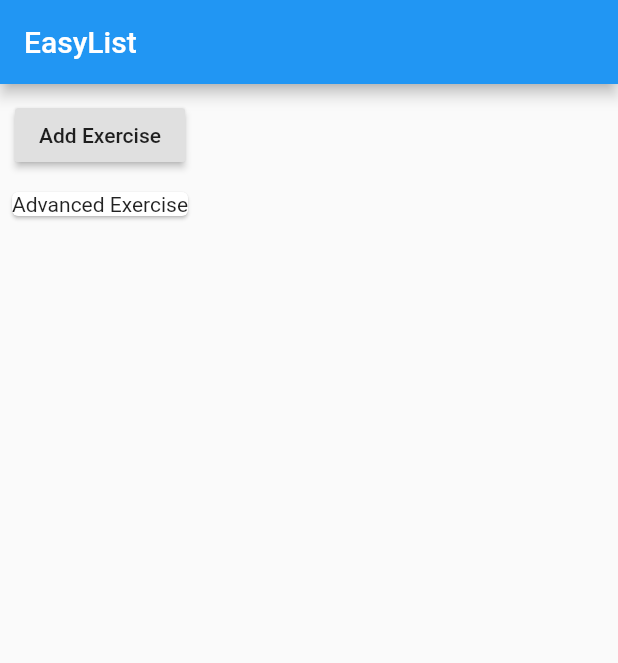
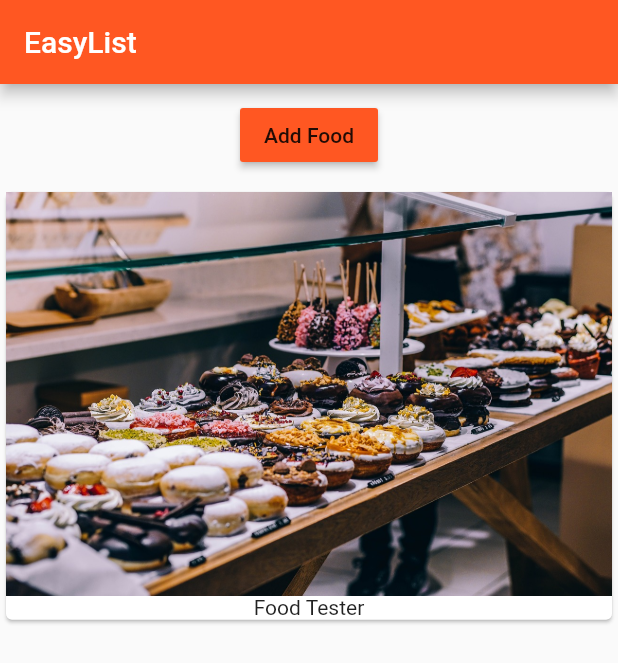
Before and after one commit to rasyidrw/flutter-first-app, a Flutter app: the screen it shows after launch, on a phone screen of 412 x 824 dp. Shown: the top 663 px of the screen. Run offline on Flutter 3.47's test engine with Material 2 defaults, Android fonts, the phone set to English and light mode, and no system bars.

Commit message:
Log changes v.1.0.0.1

```diff
--- a/lib/exercise_manager.dart
+++ /dev/null
@@ -1,49 +0,0 @@
-import 'package:flutter/material.dart';
-
-import './exercises.dart';
-
-class ExerciseManager extends StatefulWidget {
-  final String startingExercise;
-
-  ExerciseManager(this.startingExercise) {
-    print('[ExercisesManager Widget] Constructor');
-  }
-
-  @override
-  State<StatefulWidget> createState() {
-    print('[ExercisesManager Widget] createState()');
-    return _ExerciseManagerState();
-  }
-}
-
-class _ExerciseManagerState extends State<ExerciseManager> {
-  List<String> _exercises = [];
-
-  @override
-  void initState() {
-    print('[ExercisesManager State] initState()');
-    _exercises.add(widget.startingExercise);
-    super.initState();
-  }
-
-  @override
-  Widget build(BuildContext context) {
-    print('[ExercisesManager State] build()');
-    return Column(
-      children: [
-        Container(
-          margin: EdgeInsets.all(10.0),
-          child: RaisedButton(
-            onPressed: () {
-              setState(() {
-                _exercises.add('Advanced Exercise');
-              });
-            },
-            child: Text('Add Exercise'),
-          ),
-        ),
-        Exercises(_exercises)
-      ],
-    );
-  }
-}
--- a/lib/main.dart
+++ b/lib/main.dart
@@ -1,6 +1,6 @@
 import 'package:flutter/material.dart';
 
-import './exercise_manager.dart';
+import './product_manager.dart';
 
 void main() => runApp(MyApp());
 
@@ -8,11 +8,15 @@ class MyApp extends StatelessWidget {
   @override
   Widget build(BuildContext context) {
     return MaterialApp(
+      theme: ThemeData(
+          brightness: Brightness.light,
+          primarySwatch: Colors.deepOrange,
+          accentColor: Colors.deepPurple),
       home: Scaffold(
         appBar: AppBar(
           title: Text('EasyList'),
         ),
-        body: ExerciseManager('Advanced Exercise'),
+        body: ProductManager(startingProduct: 'Food Tester'),
       ),
     );
   }
--- /dev/null
+++ b/lib/product_manager.dart
@@ -0,0 +1,56 @@
+import 'package:flutter/material.dart';
+
+import './products.dart';
+
+class ProductManager extends StatefulWidget {
+  final String startingProduct;
+
+  ProductManager({this.startingProduct = 'Sweets Tester'}) {
+    print('[ProductsManager Widget] Constructor');
+  }
+
+  @override
+  State<StatefulWidget> createState() {
+    print('[ProductsManager Widget] createState()');
+    return _ProductManagerState();
+  }
+}
+
+class _ProductManagerState extends State<ProductManager> {
+  List<String> _products = [];
+
+  @override
+  void initState() {
+    print('[ProductsManager State] initState()');
+    _products.add(widget.startingProduct);
+    super.initState();
+  }
+
+  @override
+  void didUpdateWidget(ProductManager oldWidget) {
+    print('[ProductsManager State] initState()');
+    super.didUpdateWidget(oldWidget);
+  }
+
+  @override
+  Widget build(BuildContext context) {
+    print('[ProductsManager State] build()');
+    return Column(
+      children: [
+        Container(
+          margin: EdgeInsets.all(10.0),
+          child: RaisedButton(
+            color: Theme.of(context).primaryColor,
+            onPressed: () {
+              setState(() {
+                _products.add('Advanced Food Tester');
+              });
+            },
+            child: Text('Add Food'),
+          ),
+        ),
+        Products(_products)
+      ],
+    );
+  }
+}
--- a/lib/exercises.dart
+++ b/lib/products.dart
@@ -1,21 +1,21 @@
 import 'package:flutter/material.dart';
 
-class Exercises extends StatelessWidget {
-  final List<String> exercises;
+class Products extends StatelessWidget {
+  final List<String> products;
 
-  Exercises(this.exercises) {
-    print('[Exercises Widget] Constructor');
+  Products([this.products = const []]) {
+    print('[Products Widget] Constructor');
   }
 
   @override
   Widget build(BuildContext context) {
-    print('[Exercise Widget] build()');
+    print('[Products Widget] build()');
     return Column(
-      children: exercises
+      children: products
           .map((element) => Card(
                 child: Column(
                   children: <Widget>[
-                    // Image.asset('assets/runningtwo.jpg'),
+                    Image.asset('assets/food.jpg'),
                     Text(element)
                   ],
                 ),
--- a/pubspec.yaml
+++ b/pubspec.yaml
@@ -42,7 +42,7 @@ flutter:
 
   # To add assets to your application, add an assets section, like this:
   assets:
-    - assets/runningtwo.jpg
+    - assets/food.jpg
   #  - images/a_dot_ham.jpeg
 
   # An image asset can refer to one or more resolution-specific "variants", see
```
Also changed, not shown: assets/food.jpg (added), assets/runningtwo.jpg (deleted).
